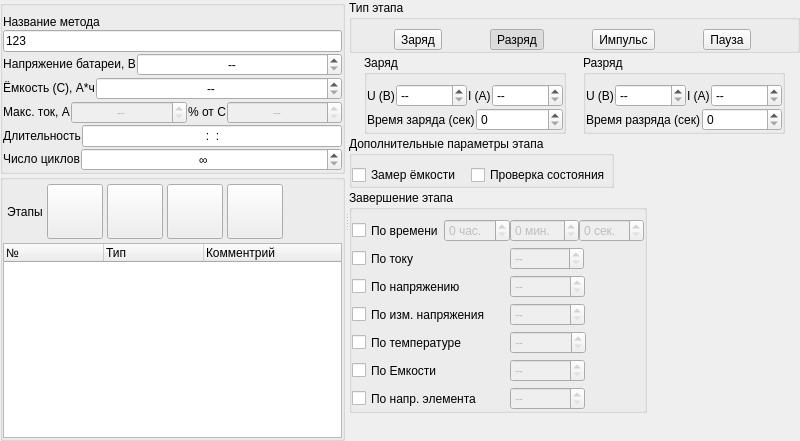
First picture: the form in data/zrmstageseditor.ui, repository dostapazov/powermon_v4, before the edit.
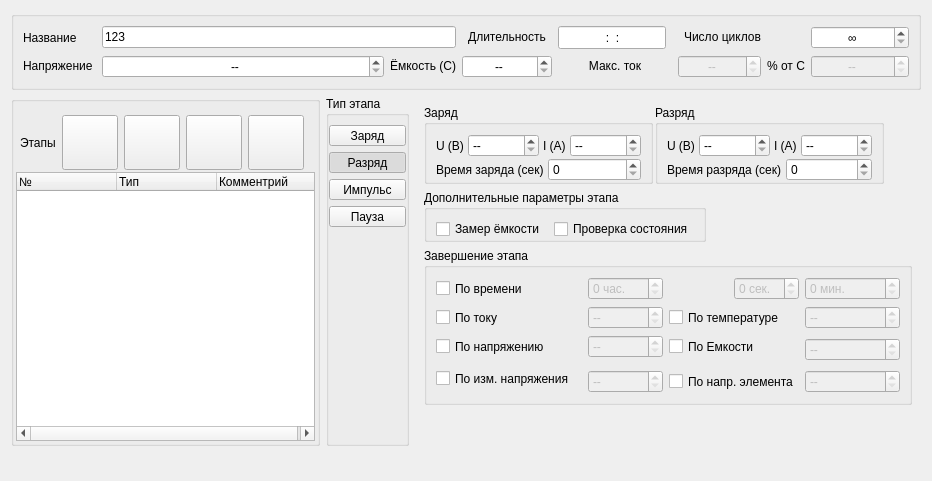
Second picture: the form after the edit. Icons and pictures are not drawn.

Commit message: NewLook of Stages Editor

What changed in the file:
```diff
--- a/data/zrmstageseditor.ui
+++ b/data/zrmstageseditor.ui
@@ -6,8 +6,8 @@
    <rect>
     <x>0</x>
     <y>0</y>
-    <width>800</width>
-    <height>441</height>
+    <width>932</width>
+    <height>481</height>
    </rect>
   </property>
   <property name="sizePolicy">
@@ -19,32 +19,7 @@
   <property name="windowTitle">
    <string>Form</string>
   </property>
-  <layout class="QVBoxLayout" name="verticalLayout_4">
-   <property name="spacing">
-    <number>0</number>
-   </property>
-   <property name="leftMargin">
-    <number>0</number>
-   </property>
-   <property name="topMargin">
-    <number>0</number>
-   </property>
-   <property name="rightMargin">
-    <number>0</number>
-   </property>
-   <property name="bottomMargin">
-    <number>0</number>
-   </property>
-   <item>
-    <widget class="QSplitter" name="splitter">
-     <property name="orientation">
-      <enum>Qt::Horizontal</enum>
-     </property>
-     <widget class="QWidget" name="layoutWidget">
-      <layout class="QVBoxLayout" name="verticalLayout_3">
-       <property name="spacing">
-        <number>0</number>
-       </property>
+  <layout class="QVBoxLayout" name="verticalLayout_7">
        <item>
         <widget class="QGroupBox" name="method_box">
          <property name="sizePolicy">
@@ -56,51 +31,15 @@
          <property name="title">
           <string/>
          </property>
-         <layout class="QVBoxLayout" name="verticalLayout">
-          <property name="spacing">
-           <number>1</number>
-          </property>
-          <property name="leftMargin">
-           <number>0</number>
-          </property>
-          <property name="topMargin">
-           <number>9</number>
-          </property>
-          <property name="rightMargin">
-           <number>0</number>
-          </property>
-          <property name="bottomMargin">
-           <number>0</number>
-          </property>
-          <item>
+     <layout class="QGridLayout" name="gridLayout" columnstretch="0,1,0,0,0,0,0,0,0,0,0">
+      <item row="0" column="0">
            <widget class="QLabel" name="labelName">
             <property name="text">
-             <string>Название метода</string>
+         <string>Название</string>
             </property>
            </widget>
           </item>
-          <item>
-           <widget class="QLineEdit" name="ed_method_name">
-            <property name="sizePolicy">
-             <sizepolicy hsizetype="Expanding" vsizetype="Maximum">
-              <horstretch>0</horstretch>
-              <verstretch>0</verstretch>
-             </sizepolicy>
-            </property>
-            <property name="text">
-             <string>123</string>
-            </property>
-            <property name="maxLength">
-             <number>256</number>
-            </property>
-           </widget>
-          </item>
-          <item>
-           <layout class="QHBoxLayout" name="horizontalLayout_4">
-            <property name="spacing">
-             <number>1</number>
-            </property>
-            <item>
+      <item row="1" column="0">
              <widget class="QLabel" name="labelVoltage">
               <property name="sizePolicy">
                <sizepolicy hsizetype="Preferred" vsizetype="Fixed">
@@ -109,7 +48,7 @@
                </sizepolicy>
               </property>
               <property name="text">
-               <string>Напряжение батареи, В</string>
+         <string>Напряжение </string>
               </property>
               <property name="textFormat">
                <enum>Qt::PlainText</enum>
@@ -119,7 +58,7 @@
               </property>
              </widget>
             </item>
-            <item>
+      <item row="1" column="1">
              <widget class="QDoubleSpinBox" name="edVoltage">
               <property name="sizePolicy">
                <sizepolicy hsizetype="Expanding" vsizetype="Maximum">
@@ -133,19 +72,15 @@
               <property name="specialValueText">
                <string>--</string>
               </property>
+        <property name="suffix">
+         <string>В</string>
+        </property>
               <property name="maximum">
                <double>9999.989999999999782</double>
               </property>
              </widget>
             </item>
-           </layout>
-          </item>
-          <item>
-           <layout class="QHBoxLayout" name="horizontalLayout_5">
-            <property name="spacing">
-             <number>1</number>
-            </property>
-            <item>
+      <item row="1" column="2" colspan="2">
              <widget class="QLabel" name="labelCapacity">
               <property name="sizePolicy">
                <sizepolicy hsizetype="Preferred" vsizetype="Fixed">
@@ -154,14 +89,14 @@
                </sizepolicy>
               </property>
               <property name="text">
-               <string>Ёмкость (C), А*ч</string>
+         <string>Ёмкость (C)</string>
               </property>
               <property name="alignment">
                <set>Qt::AlignCenter</set>
               </property>
              </widget>
             </item>
-            <item>
+      <item row="1" column="4">
              <widget class="QDoubleSpinBox" name="edCapacity">
               <property name="sizePolicy">
                <sizepolicy hsizetype="Expanding" vsizetype="Maximum">
@@ -175,19 +110,15 @@
               <property name="specialValueText">
                <string>--</string>
               </property>
+        <property name="suffix">
+         <string>А*ч</string>
+        </property>
               <property name="maximum">
                <double>9999.989999999999782</double>
               </property>
              </widget>
             </item>
-           </layout>
-          </item>
-          <item>
-           <layout class="QHBoxLayout" name="horizontalLayout_6">
-            <property name="spacing">
-             <number>1</number>
-            </property>
-            <item>
+      <item row="1" column="5" colspan="2">
              <widget class="QLabel" name="labelMaxCurrent">
               <property name="sizePolicy">
                <sizepolicy hsizetype="Preferred" vsizetype="Fixed">
@@ -196,7 +127,7 @@
                </sizepolicy>
               </property>
               <property name="text">
-               <string>Макс. ток, А</string>
+         <string>Макс. ток</string>
               </property>
               <property name="textFormat">
                <enum>Qt::PlainText</enum>
@@ -206,7 +137,7 @@
               </property>
              </widget>
             </item>
-            <item>
+      <item row="1" column="7" colspan="2">
              <widget class="QDoubleSpinBox" name="edMMaxCurrent">
               <property name="enabled">
                <bool>false</bool>
@@ -223,12 +154,15 @@
               <property name="specialValueText">
                <string>--</string>
               </property>
+        <property name="suffix">
+         <string>А</string>
+        </property>
               <property name="maximum">
                <double>9999.989999999999782</double>
               </property>
              </widget>
             </item>
-            <item>
+      <item row="1" column="9">
              <widget class="QLabel" name="labelCapPercent">
               <property name="sizePolicy">
                <sizepolicy hsizetype="Preferred" vsizetype="Fixed">
@@ -244,7 +178,7 @@
               </property>
              </widget>
             </item>
-            <item>
+      <item row="1" column="10">
              <widget class="QDoubleSpinBox" name="edCapPercent">
               <property name="enabled">
                <bool>false</bool>
@@ -275,69 +209,7 @@
               </property>
              </widget>
             </item>
-           </layout>
-          </item>
-          <item>
-           <layout class="QHBoxLayout" name="horizontalLayout_7">
-            <property name="spacing">
-             <number>1</number>
-            </property>
-            <item>
-             <widget class="QLabel" name="labelMethodTime">
-              <property name="sizePolicy">
-               <sizepolicy hsizetype="Preferred" vsizetype="Fixed">
-                <horstretch>0</horstretch>
-                <verstretch>0</verstretch>
-               </sizepolicy>
-              </property>
-              <property name="text">
-               <string>Длительность</string>
-              </property>
-              <property name="alignment">
-               <set>Qt::AlignCenter</set>
-              </property>
-             </widget>
-            </item>
-            <item>
-             <widget class="QLineEdit" name="edMethodTime">
-              <property name="sizePolicy">
-               <sizepolicy hsizetype="Expanding" vsizetype="Preferred">
-                <horstretch>0</horstretch>
-                <verstretch>0</verstretch>
-               </sizepolicy>
-              </property>
-              <property name="inputMask">
-               <string notr="true">009:09:09</string>
-              </property>
-              <property name="alignment">
-               <set>Qt::AlignCenter</set>
-              </property>
-             </widget>
-            </item>
-           </layout>
-          </item>
-          <item>
-           <layout class="QHBoxLayout" name="horizontalLayout_8">
-            <property name="spacing">
-             <number>1</number>
-            </property>
-            <item>
-             <widget class="QLabel" name="labelCycleCount">
-              <property name="sizePolicy">
-               <sizepolicy hsizetype="Preferred" vsizetype="Fixed">
-                <horstretch>0</horstretch>
-                <verstretch>0</verstretch>
-               </sizepolicy>
-              </property>
-              <property name="text">
-               <string>Число циклов</string>
-              </property>
-              <property name="alignment">
-               <set>Qt::AlignCenter</set>
-              </property>
-             </widget>
-            </item>
-            <item>
+      <item row="0" column="10">
              <widget class="QSpinBox" name="sbMCycleCount">
               <property name="sizePolicy">
                <sizepolicy hsizetype="Expanding" vsizetype="Preferred">
@@ -359,11 +231,75 @@
               </property>
              </widget>
             </item>
-           </layout>
-          </item>
+      <item row="0" column="8">
+       <widget class="QLabel" name="labelCycleCount">
+        <property name="sizePolicy">
+         <sizepolicy hsizetype="Preferred" vsizetype="Fixed">
+          <horstretch>0</horstretch>
+          <verstretch>0</verstretch>
+         </sizepolicy>
+        </property>
+        <property name="text">
+         <string>Число циклов</string>
+        </property>
+        <property name="alignment">
+         <set>Qt::AlignCenter</set>
+        </property>
+       </widget>
+      </item>
+      <item row="0" column="5">
+       <widget class="QLineEdit" name="edMethodTime">
+        <property name="sizePolicy">
+         <sizepolicy hsizetype="Expanding" vsizetype="Preferred">
+          <horstretch>0</horstretch>
+          <verstretch>0</verstretch>
+         </sizepolicy>
+        </property>
+        <property name="inputMask">
+         <string notr="true">009:09:09</string>
+        </property>
+        <property name="alignment">
+         <set>Qt::AlignCenter</set>
+        </property>
+       </widget>
+      </item>
+      <item row="0" column="4">
+       <widget class="QLabel" name="labelMethodTime">
+        <property name="sizePolicy">
+         <sizepolicy hsizetype="Preferred" vsizetype="Fixed">
+          <horstretch>0</horstretch>
+          <verstretch>0</verstretch>
+         </sizepolicy>
+        </property>
+        <property name="text">
+         <string>Длительность</string>
+        </property>
+        <property name="alignment">
+         <set>Qt::AlignCenter</set>
+        </property>
+       </widget>
+      </item>
+      <item row="0" column="1" colspan="3">
+       <widget class="QLineEdit" name="ed_method_name">
+        <property name="sizePolicy">
+         <sizepolicy hsizetype="Expanding" vsizetype="Maximum">
+          <horstretch>0</horstretch>
+          <verstretch>0</verstretch>
+         </sizepolicy>
+        </property>
+        <property name="text">
+         <string>123</string>
+        </property>
+        <property name="maxLength">
+         <number>256</number>
+        </property>
+       </widget>
+      </item>
          </layout>
         </widget>
        </item>
+   <item>
+    <layout class="QHBoxLayout" name="horizontalLayout">
        <item>
         <widget class="QGroupBox" name="stages_box">
          <property name="sizePolicy">
@@ -377,24 +313,24 @@
          </property>
          <layout class="QVBoxLayout" name="verticalLayout_5">
           <property name="spacing">
-           <number>0</number>
+         <number>2</number>
           </property>
           <property name="leftMargin">
-           <number>0</number>
+         <number>2</number>
           </property>
           <property name="topMargin">
-           <number>0</number>
+         <number>9</number>
           </property>
           <property name="rightMargin">
-           <number>0</number>
+         <number>2</number>
           </property>
           <property name="bottomMargin">
-           <number>0</number>
+         <number>2</number>
           </property>
           <item>
            <layout class="QHBoxLayout" name="horizontalLayout_3">
             <property name="spacing">
-             <number>4</number>
+           <number>6</number>
             </property>
             <property name="sizeConstraint">
              <enum>QLayout::SetMinAndMaxSize</enum>
@@ -409,7 +345,7 @@
              <number>4</number>
             </property>
             <property name="bottomMargin">
-             <number>4</number>
+           <number>0</number>
             </property>
             <item>
              <widget class="QLabel" name="labelStages">
@@ -601,29 +537,10 @@
          </layout>
         </widget>
        </item>
-      </layout>
-     </widget>
-     <widget class="QFrame" name="frame">
-      <layout class="QVBoxLayout" name="verticalLayout_7">
-       <property name="spacing">
-        <number>2</number>
-       </property>
-       <property name="leftMargin">
-        <number>0</number>
-       </property>
-       <property name="topMargin">
-        <number>0</number>
-       </property>
-       <property name="rightMargin">
-        <number>0</number>
-       </property>
-       <property name="bottomMargin">
-        <number>0</number>
-       </property>
        <item>
         <widget class="QGroupBox" name="gbStageType">
          <property name="sizePolicy">
-          <sizepolicy hsizetype="Preferred" vsizetype="Maximum">
+        <sizepolicy hsizetype="Preferred" vsizetype="Expanding">
            <horstretch>0</horstretch>
            <verstretch>0</verstretch>
           </sizepolicy>
@@ -631,7 +548,7 @@
          <property name="title">
           <string>Тип этапа</string>
          </property>
-         <layout class="QHBoxLayout" name="horizontalLayout_12">
+       <layout class="QVBoxLayout" name="verticalLayout">
           <property name="leftMargin">
            <number>0</number>
           </property>
@@ -647,7 +564,7 @@
           <item>
            <widget class="QToolButton" name="tbCharge">
             <property name="sizePolicy">
-             <sizepolicy hsizetype="Fixed" vsizetype="Fixed">
+           <sizepolicy hsizetype="Preferred" vsizetype="Preferred">
               <horstretch>0</horstretch>
               <verstretch>0</verstretch>
              </sizepolicy>
@@ -685,7 +602,7 @@
           <item>
            <widget class="QToolButton" name="tbDischarge">
             <property name="sizePolicy">
-             <sizepolicy hsizetype="Fixed" vsizetype="Fixed">
+           <sizepolicy hsizetype="Preferred" vsizetype="Preferred">
               <horstretch>0</horstretch>
               <verstretch>0</verstretch>
              </sizepolicy>
@@ -726,7 +643,7 @@
           <item>
            <widget class="QToolButton" name="tbImpulse">
             <property name="sizePolicy">
-             <sizepolicy hsizetype="Fixed" vsizetype="Fixed">
+           <sizepolicy hsizetype="Preferred" vsizetype="Preferred">
               <horstretch>0</horstretch>
               <verstretch>0</verstretch>
              </sizepolicy>
@@ -770,7 +687,7 @@
           <item>
            <widget class="QToolButton" name="tbPause">
             <property name="sizePolicy">
-             <sizepolicy hsizetype="Fixed" vsizetype="Fixed">
+           <sizepolicy hsizetype="Preferred" vsizetype="Preferred">
               <horstretch>0</horstretch>
               <verstretch>0</verstretch>
              </sizepolicy>
@@ -808,9 +725,25 @@
             </property>
            </widget>
           </item>
+        <item>
+         <spacer name="verticalSpacer_2">
+          <property name="orientation">
+           <enum>Qt::Vertical</enum>
+          </property>
+          <property name="sizeHint" stdset="0">
+           <size>
+            <width>20</width>
+            <height>40</height>
+           </size>
+          </property>
+         </spacer>
+        </item>
          </layout>
         </widget>
        </item>
+     <item>
+      <widget class="QFrame" name="frame">
+       <layout class="QVBoxLayout" name="verticalLayout_4">
        <item>
         <layout class="QHBoxLayout" name="horizontalLayout_15">
          <property name="spacing">
@@ -835,13 +768,13 @@
              <number>1</number>
             </property>
             <property name="leftMargin">
-             <number>0</number>
+              <number>9</number>
             </property>
             <property name="topMargin">
              <number>9</number>
             </property>
             <property name="rightMargin">
-             <number>0</number>
+              <number>9</number>
             </property>
             <property name="bottomMargin">
              <number>0</number>
@@ -849,7 +782,7 @@
             <item>
              <layout class="QHBoxLayout" name="horizontalLayout_10">
               <property name="spacing">
-               <number>1</number>
+                <number>4</number>
               </property>
               <item>
                <widget class="QLabel" name="label_11">
@@ -932,7 +865,7 @@
             <item>
              <layout class="QHBoxLayout" name="horizontalLayout_13">
               <property name="spacing">
-               <number>1</number>
+                <number>4</number>
               </property>
               <item>
                <widget class="QLabel" name="labelChargeTime">
@@ -981,13 +914,13 @@
              <number>1</number>
             </property>
             <property name="leftMargin">
-             <number>0</number>
+              <number>9</number>
             </property>
             <property name="topMargin">
              <number>9</number>
             </property>
             <property name="rightMargin">
-             <number>0</number>
+              <number>9</number>
             </property>
             <property name="bottomMargin">
              <number>0</number>
@@ -995,7 +928,7 @@
             <item>
              <layout class="QHBoxLayout" name="horizontalLayout_11">
               <property name="spacing">
-               <number>1</number>
+                <number>4</number>
               </property>
               <item>
                <widget class="QLabel" name="label_13">
@@ -1078,7 +1011,7 @@
             <item>
              <layout class="QHBoxLayout" name="horizontalLayout_14">
               <property name="spacing">
-               <number>1</number>
+                <number>4</number>
               </property>
               <item>
                <widget class="QLabel" name="labelDischargeTime">
@@ -1111,6 +1044,19 @@
            </layout>
           </widget>
          </item>
+          <item>
+           <spacer name="horizontalSpacer_2">
+            <property name="orientation">
+             <enum>Qt::Horizontal</enum>
+            </property>
+            <property name="sizeHint" stdset="0">
+             <size>
+              <width>40</width>
+              <height>20</height>
+             </size>
+            </property>
+           </spacer>
+          </item>
         </layout>
        </item>
        <item>
@@ -1126,19 +1072,19 @@
          </property>
          <layout class="QHBoxLayout" name="horizontalLayout_2">
           <property name="spacing">
-           <number>10</number>
+            <number>9</number>
           </property>
           <property name="sizeConstraint">
            <enum>QLayout::SetDefaultConstraint</enum>
           </property>
           <property name="leftMargin">
-           <number>0</number>
+            <number>9</number>
           </property>
           <property name="topMargin">
            <number>9</number>
           </property>
           <property name="rightMargin">
-           <number>0</number>
+            <number>9</number>
           </property>
           <property name="bottomMargin">
            <number>0</number>
@@ -1193,7 +1139,7 @@
        <item>
         <widget class="QGroupBox" name="stage_finish">
          <property name="sizePolicy">
-          <sizepolicy hsizetype="Maximum" vsizetype="Maximum">
+           <sizepolicy hsizetype="Expanding" vsizetype="Maximum">
            <horstretch>0</horstretch>
            <verstretch>0</verstretch>
           </sizepolicy>
@@ -1201,34 +1147,8 @@
          <property name="title">
           <string>Завершение этапа</string>
          </property>
-         <layout class="QFormLayout" name="formLayout_2">
-          <property name="fieldGrowthPolicy">
-           <enum>QFormLayout::ExpandingFieldsGrow</enum>
-          </property>
-          <property name="formAlignment">
-           <set>Qt::AlignLeading|Qt::AlignLeft|Qt::AlignVCenter</set>
-          </property>
-          <property name="horizontalSpacing">
-           <number>0</number>
-          </property>
-          <property name="verticalSpacing">
-           <number>5</number>
-          </property>
-          <property name="leftMargin">
-           <number>0</number>
-          </property>
-          <property name="topMargin">
-           <number>9</number>
-          </property>
-          <property name="rightMargin">
-           <number>0</number>
-          </property>
-          <property name="bottomMargin">
-           <number>0</number>
-          </property>
+          <layout class="QGridLayout" name="gridLayout_2">
           <item row="0" column="0">
-           <layout class="QHBoxLayout" name="horizontalLayout_9">
-            <item>
              <widget class="QCheckBox" name="cbFinishTime">
               <property name="sizePolicy">
                <sizepolicy hsizetype="Preferred" vsizetype="Preferred">
@@ -1250,69 +1170,6 @@
               </property>
              </widget>
             </item>
-            <item>
-             <widget class="QSpinBox" name="sbFinishHour">
-              <property name="enabled">
-               <bool>false</bool>
-              </property>
-              <property name="sizePolicy">
-               <sizepolicy hsizetype="Preferred" vsizetype="Maximum">
-                <horstretch>0</horstretch>
-                <verstretch>0</verstretch>
-               </sizepolicy>
-              </property>
-              <property name="suffix">
-               <string> час.</string>
-              </property>
-              <property name="displayIntegerBase">
-               <number>10</number>
-              </property>
-             </widget>
-            </item>
-           </layout>
-          </item>
-          <item row="0" column="1">
-           <layout class="QHBoxLayout" name="horizontalLayout">
-            <item>
-             <widget class="QSpinBox" name="sbFinishMinuts">
-              <property name="enabled">
-               <bool>false</bool>
-              </property>
-              <property name="sizePolicy">
-               <sizepolicy hsizetype="Preferred" vsizetype="Maximum">
-                <horstretch>0</horstretch>
-                <verstretch>0</verstretch>
-               </sizepolicy>
-              </property>
-              <property name="suffix">
-               <string> мин.</string>
-              </property>
-              <property name="maximum">
-               <number>60</number>
-              </property>
-             </widget>
-            </item>
-            <item>
-             <widget class="QSpinBox" name="sbFinishSecunds">
-              <property name="enabled">
-               <bool>false</bool>
-              </property>
-              <property name="sizePolicy">
-               <sizepolicy hsizetype="Preferred" vsizetype="Maximum">
-                <horstretch>0</horstretch>
-                <verstretch>0</verstretch>
-               </sizepolicy>
-              </property>
-              <property name="suffix">
-               <string> сек.</string>
-              </property>
-              <property name="maximum">
-               <number>60</number>
-              </property>
-             </widget>
-            </item>
-           </layout>
-          </item>
           <item row="1" column="0">
            <widget class="QCheckBox" name="cbFinishCurrent">
             <property name="sizePolicy">
@@ -1338,7 +1195,7 @@
             </property>
            </widget>
           </item>
-          <item row="1" column="1">
+           <item row="1" column="2">
            <widget class="QDoubleSpinBox" name="sbFinishCurrent">
             <property name="enabled">
              <bool>false</bool>
@@ -1366,107 +1223,7 @@
             </property>
            </widget>
           </item>
-          <item row="2" column="0">
-           <widget class="QCheckBox" name="cbFinishVoltage">
-            <property name="sizePolicy">
-             <sizepolicy hsizetype="Preferred" vsizetype="Preferred">
-              <horstretch>0</horstretch>
-              <verstretch>0</verstretch>
-             </sizepolicy>
-            </property>
-            <property name="text">
-             <string>По напряжению</string>
-            </property>
-            <property name="iconSize">
-             <size>
-              <width>24</width>
-              <height>24</height>
-             </size>
-            </property>
-            <property name="checkable">
-             <bool>true</bool>
-            </property>
-           </widget>
-          </item>
-          <item row="2" column="1">
-           <widget class="QDoubleSpinBox" name="sbFinishVoltage">
-            <property name="enabled">
-             <bool>false</bool>
-            </property>
-            <property name="sizePolicy">
-             <sizepolicy hsizetype="Preferred" vsizetype="Maximum">
-              <horstretch>0</horstretch>
-              <verstretch>0</verstretch>
-             </sizepolicy>
-            </property>
-            <property name="specialValueText">
-             <string>--</string>
-            </property>
-            <property name="suffix">
-             <string> В</string>
-            </property>
-            <property name="decimals">
-             <number>2</number>
-            </property>
-            <property name="maximum">
-             <double>999.000000000000000</double>
-            </property>
-            <property name="singleStep">
-             <double>0.100000000000000</double>
-            </property>
-           </widget>
-          </item>
-          <item row="3" column="0">
-           <widget class="QCheckBox" name="cbFinishDeltaVoltage">
-            <property name="sizePolicy">
-             <sizepolicy hsizetype="Preferred" vsizetype="Preferred">
-              <horstretch>0</horstretch>
-              <verstretch>0</verstretch>
-             </sizepolicy>
-            </property>
-            <property name="text">
-             <string>По изм. напряжения</string>
-            </property>
-            <property name="iconSize">
-             <size>
-              <width>24</width>
-              <height>24</height>
-             </size>
-            </property>
-            <property name="checkable">
-             <bool>true</bool>
-            </property>
-           </widget>
-          </item>
-          <item row="3" column="1">
-           <widget class="QDoubleSpinBox" name="sbFinishDeltaVoltage">
-            <property name="enabled">
-             <bool>false</bool>
-            </property>
-            <property name="sizePolicy">
-             <sizepolicy hsizetype="Preferred" vsizetype="Maximum">
-              <horstretch>0</horstretch>
-              <verstretch>0</verstretch>
-             </sizepolicy>
-            </property>
-            <property name="specialValueText">
-             <string>--</string>
-            </property>
-            <property name="suffix">
-             <string> В</string>
-            </property>
-            <property name="decimals">
-             <number>2</number>
-            </property>
-            <property name="maximum">
-             <double>999.000000000000000</double>
-            </property>
-            <property name="singleStep">
-             <double>0.100000000000000</double>
-            </property>
-           </widget>
-          </item>
-          <item row="4" column="0">
+           <item row="1" column="3" colspan="2">
            <widget class="QCheckBox" name="cbFinishTemperature">
             <property name="sizePolicy">
              <sizepolicy hsizetype="Preferred" vsizetype="Preferred">
@@ -1488,7 +1245,7 @@
             </property>
            </widget>
           </item>
-          <item row="4" column="1">
+           <item row="1" column="5" colspan="2">
            <widget class="QDoubleSpinBox" name="sbFinishTemperature">
             <property name="enabled">
              <bool>false</bool>
@@ -1516,7 +1273,57 @@
             </property>
            </widget>
           </item>
-          <item row="5" column="0">
+           <item row="2" column="0" colspan="2">
+            <widget class="QCheckBox" name="cbFinishVoltage">
+             <property name="sizePolicy">
+              <sizepolicy hsizetype="Preferred" vsizetype="Preferred">
+               <horstretch>0</horstretch>
+               <verstretch>0</verstretch>
+              </sizepolicy>
+             </property>
+             <property name="text">
+              <string>По напряжению</string>
+             </property>
+             <property name="iconSize">
+              <size>
+               <width>24</width>
+               <height>24</height>
+              </size>
+             </property>
+             <property name="checkable">
+              <bool>true</bool>
+             </property>
+            </widget>
+           </item>
+           <item row="2" column="2">
+            <widget class="QDoubleSpinBox" name="sbFinishVoltage">
+             <property name="enabled">
+              <bool>false</bool>
+             </property>
+             <property name="sizePolicy">
+              <sizepolicy hsizetype="Preferred" vsizetype="Maximum">
+               <horstretch>0</horstretch>
+               <verstretch>0</verstretch>
+              </sizepolicy>
+             </property>
+             <property name="specialValueText">
+              <string>--</string>
+             </property>
+             <property name="suffix">
+              <string> В</string>
+             </property>
+             <property name="decimals">
+              <number>2</number>
+             </property>
+             <property name="maximum">
+              <double>999.000000000000000</double>
+             </property>
+             <property name="singleStep">
+              <double>0.100000000000000</double>
+             </property>
+            </widget>
+           </item>
+           <item row="2" column="3" colspan="2">
            <widget class="QCheckBox" name="cbFinishCapacity">
             <property name="sizePolicy">
              <sizepolicy hsizetype="Preferred" vsizetype="Preferred">
@@ -1538,7 +1345,7 @@
             </property>
            </widget>
           </item>
-          <item row="5" column="1">
+           <item row="2" column="5" rowspan="2" colspan="2">
            <widget class="QDoubleSpinBox" name="sbFinishCapacity">
             <property name="enabled">
              <bool>false</bool>
@@ -1566,7 +1373,57 @@
             </property>
            </widget>
           </item>
-          <item row="6" column="0">
+           <item row="3" column="0" rowspan="2" colspan="3">
+            <widget class="QCheckBox" name="cbFinishDeltaVoltage">
+             <property name="sizePolicy">
+              <sizepolicy hsizetype="Preferred" vsizetype="Preferred">
+               <horstretch>0</horstretch>
+               <verstretch>0</verstretch>
+              </sizepolicy>
+             </property>
+             <property name="text">
+              <string>По изм. напряжения</string>
+             </property>
+             <property name="iconSize">
+              <size>
+               <width>24</width>
+               <height>24</height>
+              </size>
+             </property>
+             <property name="checkable">
+              <bool>true</bool>
+             </property>
+            </widget>
+           </item>
+           <item row="4" column="2">
+            <widget class="QDoubleSpinBox" name="sbFinishDeltaVoltage">
+             <property name="enabled">
+              <bool>false</bool>
+             </property>
+             <property name="sizePolicy">
+              <sizepolicy hsizetype="Preferred" vsizetype="Maximum">
+               <horstretch>0</horstretch>
+               <verstretch>0</verstretch>
+              </sizepolicy>
+             </property>
+             <property name="specialValueText">
+              <string>--</string>
+             </property>
+             <property name="suffix">
+              <string> В</string>
+             </property>
+             <property name="decimals">
+              <number>2</number>
+             </property>
+             <property name="maximum">
+              <double>999.000000000000000</double>
+             </property>
+             <property name="singleStep">
+              <double>0.100000000000000</double>
+             </property>
+            </widget>
+           </item>
+           <item row="4" column="3" colspan="2">
            <widget class="QCheckBox" name="cbFinishCellVoltage">
             <property name="sizePolicy">
              <sizepolicy hsizetype="Preferred" vsizetype="Preferred">
@@ -1588,7 +1445,7 @@
             </property>
            </widget>
           </item>
-          <item row="6" column="1">
+           <item row="4" column="5" colspan="2">
            <widget class="QDoubleSpinBox" name="sbFinishCellVoltage">
             <property name="enabled">
              <bool>false</bool>
@@ -1616,6 +1473,63 @@
             </property>
            </widget>
           </item>
+           <item row="0" column="5" colspan="2">
+            <widget class="QSpinBox" name="sbFinishMinuts">
+             <property name="enabled">
+              <bool>false</bool>
+             </property>
+             <property name="sizePolicy">
+              <sizepolicy hsizetype="Preferred" vsizetype="Maximum">
+               <horstretch>0</horstretch>
+               <verstretch>0</verstretch>
+              </sizepolicy>
+             </property>
+             <property name="suffix">
+              <string> мин.</string>
+             </property>
+             <property name="maximum">
+              <number>60</number>
+             </property>
+            </widget>
+           </item>
+           <item row="0" column="2">
+            <widget class="QSpinBox" name="sbFinishHour">
+             <property name="enabled">
+              <bool>false</bool>
+             </property>
+             <property name="sizePolicy">
+              <sizepolicy hsizetype="Preferred" vsizetype="Maximum">
+               <horstretch>0</horstretch>
+               <verstretch>0</verstretch>
+              </sizepolicy>
+             </property>
+             <property name="suffix">
+              <string> час.</string>
+             </property>
+             <property name="displayIntegerBase">
+              <number>10</number>
+             </property>
+            </widget>
+           </item>
+           <item row="0" column="4">
+            <widget class="QSpinBox" name="sbFinishSecunds">
+             <property name="enabled">
+              <bool>false</bool>
+             </property>
+             <property name="sizePolicy">
+              <sizepolicy hsizetype="Preferred" vsizetype="Maximum">
+               <horstretch>0</horstretch>
+               <verstretch>0</verstretch>
+              </sizepolicy>
+             </property>
+             <property name="suffix">
+              <string> сек.</string>
+             </property>
+             <property name="maximum">
+              <number>60</number>
+             </property>
+            </widget>
+           </item>
          </layout>
         </widget>
        </item>
@@ -1634,6 +1548,16 @@
        </item>
       </layout>
      </widget>
+     </item>
+    </layout>
+   </item>
+   <item>
+    <widget class="QFrame" name="stagesFrame">
+     <layout class="QVBoxLayout" name="verticalLayout_3">
+      <property name="spacing">
+       <number>0</number>
+      </property>
+     </layout>
     </widget>
    </item>
   </layout>
```
Left out of the diff: 4 changed lines with no effect on the pictures. Lines whose indentation alone changed are shown as unchanged. The commit also changes 1 other file.
